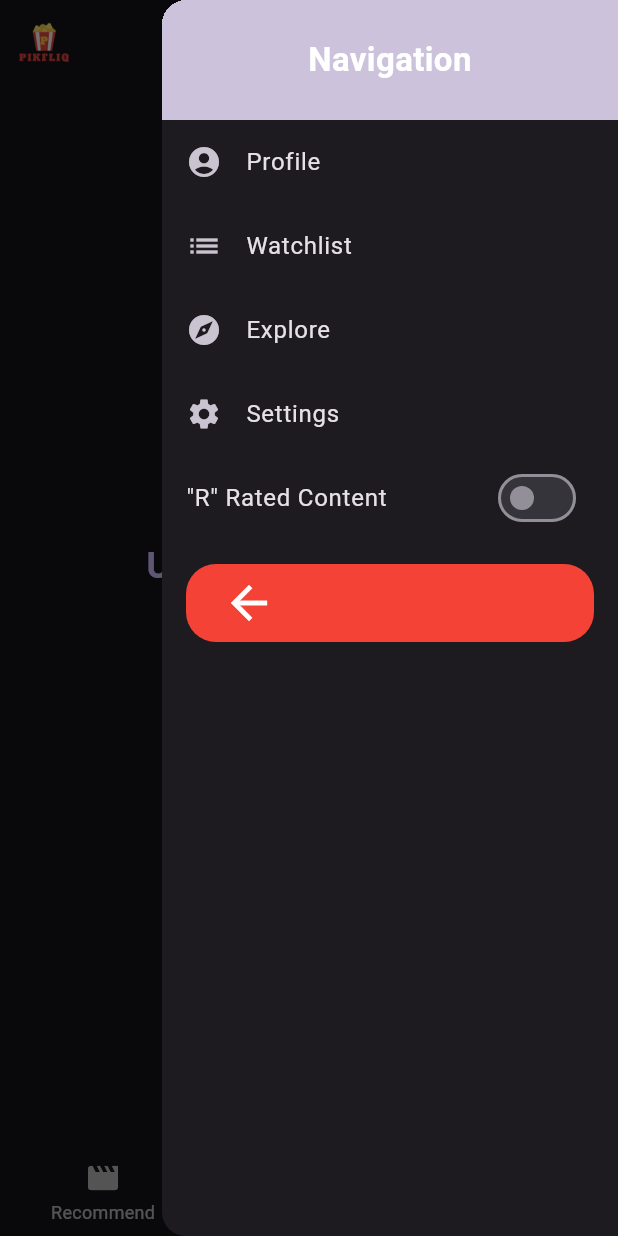
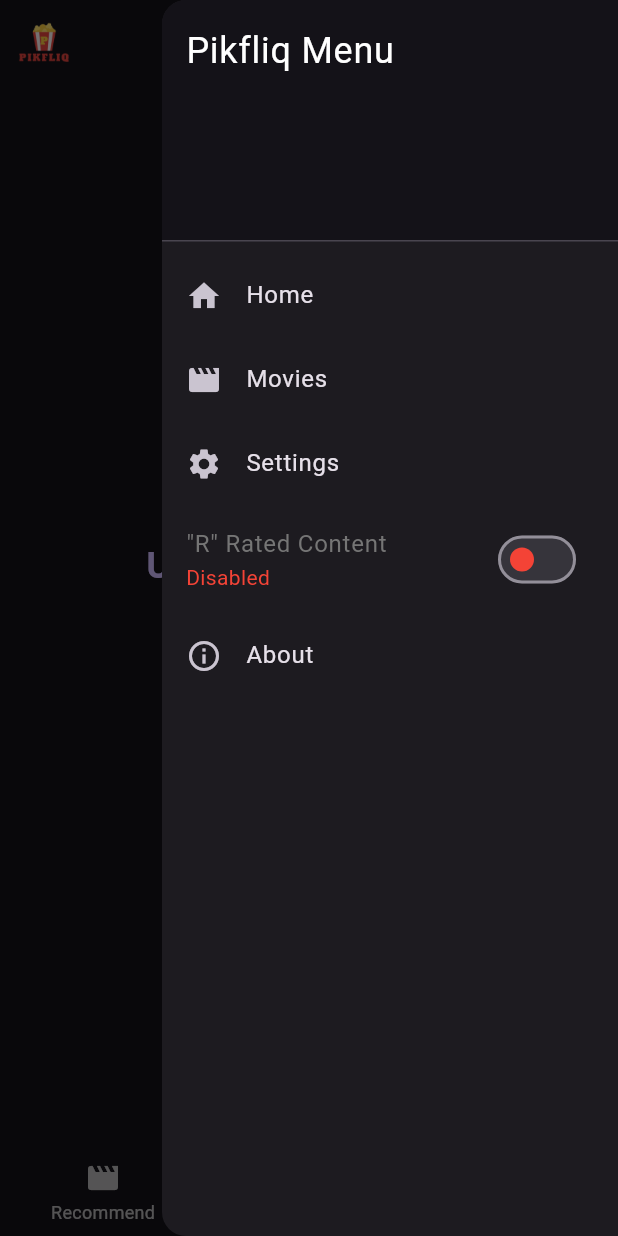
Before and after one commit to User5678953/Pikfliq, a Flutter app: the screen it shows after launch, item 2 of the bottom bar chosen, in the side drawer, after a tap on the "settings" icon, on a phone screen of 412 x 824 dp. Run offline on Flutter 3.47's test engine with Material 3 defaults, Android fonts, the phone set to English and light mode, and no system bars; our stand-ins replace flutter_dotenv, shared_preferences; network calls fail.

Commit message:
Updated desktop ui

```diff
--- a/pikfliq/lib/models/MovieService.dart
+++ b/pikfliq/lib/models/MovieService.dart
@@ -3,32 +3,24 @@
 import 'package:http/http.dart' as http;
 
 class MovieService {
-  final String apiKey = '14a1d21f1428b44468709c4b888044cf'; // For testing purposes only, secure your API key for production
-  final Set<int> recentlyRecommended = {}; // Tracks movie IDs to avoid repetition
-  final int recommendationHistoryLimit = 10; // Limit for tracking history to avoid repetition
+  final String apiKey = '14a1d21f1428b44468709c4b888044cf'; // Secure your API key
+  final Set<int> recentlyRecommended = {};
+  final List<Map<String, dynamic>> recommendationHistory = []; // History of recommendations
+  int historyIndex = -1; // Current position in the history
+  final int recommendationHistoryLimit = 10; // Limit for the history
 
-  // Future<Map<String, dynamic>?> fetchRandomMovie({List<int>? genreIds}) async {
-  //   // Base URL for fetching popular movies. Adjust as needed for other criteria.
-  //   String baseUrl = 'https://api.themoviedb.org/3/discover/movie?api_key=$apiKey&language=en-US&sort_by=popularity.desc';
-
-  //   if (genreIds != null && genreIds.isNotEmpty) {
-  //     baseUrl += '&with_genres=${genreIds.join(",")}';
-  //   }
-
-    Future<Map<String, dynamic>?> fetchRandomMovie({List<int>? genreIds, bool includeAdult = false}) async {
+  Future<Map<String, dynamic>?> fetchRandomMovie({List<int>? genreIds, bool includeAdult = false}) async {
     String baseUrl = 'https://api.themoviedb.org/3/discover/movie?api_key=$apiKey&language=en-US&sort_by=popularity.desc&include_adult=${includeAdult.toString()}';
     if (genreIds != null && genreIds.isNotEmpty) {
       baseUrl += '&with_genres=${genreIds.join(",")}';
     }
 
     try {
-      // Fetch the total number of pages available to ensure a wide selection
       final initialResponse = await http.get(Uri.parse(baseUrl));
       if (initialResponse.statusCode == 200) {
         final totalPages = json.decode(initialResponse.body)['total_pages'];
-        // Use a safe cap for the totalPages to avoid exceeding API limits
-        final int safeTotalPages = min(totalPages, 500); // Assuming 500 as a safe upper limit
-        final randomPage = Random().nextInt(safeTotalPages) + 1; // +1 because page indexing starts at 1
+        final int safeTotalPages = min(totalPages, 500);
+        final randomPage = Random().nextInt(safeTotalPages) + 1;
         final randomPageUrl = "$baseUrl&page=$randomPage";
 
         final response = await http.get(Uri.parse(randomPageUrl));
@@ -40,15 +32,11 @@
             final randomIndex = Random().nextInt(results.length);
             final randomMovie = results[randomIndex];
 
-            // Update recently recommended movies to avoid repetition
             updateRecentlyRecommended(randomMovie['id']);
+            addToHistory(randomMovie);
 
             return randomMovie as Map<String, dynamic>;
-          } else {
-            print("No new movies to recommend based on the given filters and random page.");
           }
-        } else {
-          print("Failed to fetch movies from page $randomPage: ${response.statusCode}");
         }
       }
     } catch (e) {
@@ -59,9 +47,34 @@
 
   void updateRecentlyRecommended(int movieId) {
     recentlyRecommended.add(movieId);
-    // Maintain the set size to avoid endless growth
     if (recentlyRecommended.length > recommendationHistoryLimit) {
       recentlyRecommended.remove(recentlyRecommended.first);
     }
   }
+
+  void addToHistory(Map<String, dynamic> movie) {
+    if (recommendationHistory.length >= recommendationHistoryLimit) {
+      // Reset the history if limit is reached
+      recommendationHistory.clear();
+      historyIndex = -1;
+    }
+    recommendationHistory.add(movie);
+    historyIndex++;
+  }
+
+  Map<String, dynamic>? getPreviousRecommendation() {
+    if (historyIndex > 0) {
+      historyIndex--;
+      return recommendationHistory[historyIndex];
+    }
+    return null;
+  }
+
+  Map<String, dynamic>? getNextRecommendation() {
+    if (historyIndex < recommendationHistory.length - 1) {
+      historyIndex++;
+      return recommendationHistory[historyIndex];
+    }
+    return null;
+  }
 }
--- a/pikfliq/lib/widgets/ScreenScaffoldWidgets/DrawerWidget.dart
+++ b/pikfliq/lib/widgets/ScreenScaffoldWidgets/DrawerWidget.dart
@@ -32,90 +32,66 @@
     });
   }
 
-  void _closeDrawer(BuildContext context) {
-    Navigator.of(context).pop(); // Close the drawer
-  }
-
   @override
   Widget build(BuildContext context) {
     return Drawer(
-      child: Column(
-        crossAxisAlignment: CrossAxisAlignment.stretch,
-        children: [
-          Container(
-            height: 80, // Reduced height of the DrawerHeader
-            color: Theme.of(context).colorScheme.secondary,
-            child: Center(
-              child: Text(
-                'Navigation',
-                style: TextStyle(
-                  color: Colors.white,
-                  fontSize: 22, // Increased font size of the text
-                  fontWeight: FontWeight.bold, // Added bold styling
-                ),
-                textAlign: TextAlign.center,
+      child: ListView(
+        children: <Widget>[
+          DrawerHeader(
+            decoration: BoxDecoration(
+              color: Theme.of(context).primaryColor,
+            ),
+            child: Text(
+              'Pikfliq Menu',
+              style: TextStyle(
+                color: Colors.white,
+                fontSize: 24,
               ),
             ),
           ),
           ListTile(
-            leading: const Icon(Icons.account_circle),
-            title: const Text('Profile'),
+            leading: Icon(Icons.home),
+            title: Text('Home'),
             onTap: () {
-              // Navigate to the profile page (placeholder action)
-              _closeDrawer(context);
+              Navigator.pop(context);
             },
           ),
           ListTile(
-            leading: const Icon(Icons.list),
-            title: const Text('Watchlist'),
+            leading: Icon(Icons.movie),
+            title: Text('Movies'),
             onTap: () {
-              // Navigate to the watchlist page
-              Navigator.pushNamed(context, '/watchlist');
+              // Your navigation logic here
             },
           ),
           ListTile(
-            leading: const Icon(Icons.explore),
-            title: const Text('Explore'),
+            leading: Icon(Icons.settings),
+            title: Text('Settings'),
             onTap: () {
-              // Placeholder action for explore
-              _closeDrawer(context);
+              // Your navigation logic here
+            },
+          ),
+          SwitchListTile(
+            title: Text(
+              '"R" Rated Content',
+              style: TextStyle(color: Colors.grey[600]),
+            ),
+            subtitle: Text(
+              _includeAdultContent ? "Enabled" : "Disabled",
+              style: TextStyle(color: _includeAdultContent ? Colors.green : Colors.red),
+            ),
+            value: _includeAdultContent,
+            activeColor: Colors.green,
+            inactiveThumbColor: Colors.red,
+            onChanged: (bool value) {
+              _updateAdultContentPreference(value);
             },
           ),
           ListTile(
-            leading: const Icon(Icons.settings),
-            title: const Text('Settings'),
+            leading: Icon(Icons.info_outline),
+            title: Text('About'),
             onTap: () {
-              // Navigate to the settings page
-              Navigator.pushNamed(context, '/settings');
+              // Your navigation logic here
             },
-          ),
-          SwitchListTile(
-            title: const Text('"R" Rated Content'),
-            value: _includeAdultContent,
-            onChanged: (bool value) {
-              _updateAdultContentPreference(value);
-              // Optionally, trigger a fetch or update to the movie list based on the new preference
-            },
-          ),
-          GestureDetector(
-            onTap: () => _closeDrawer(context),
-            child: Container(
-              alignment: Alignment.centerLeft,
-              padding: const EdgeInsets.only(left: 16.0),
-              margin: const EdgeInsets.symmetric(vertical: 16.0, horizontal: 16.0),
-              decoration: BoxDecoration(
-                color: Colors.red,
-                borderRadius: BorderRadius.circular(20.0), // Adjust the border radius as needed
-              ),
-              child: Padding(
-                padding: const EdgeInsets.all(8.0),
-                child: Icon(
-                  Icons.arrow_back,
-                  size: 36, // Adjust the size of the arrow
-                  color: Colors.white,
-                ),
-              ),
-            ),
           ),
         ],
       ),
```
Also changed, not shown: pikfliq/lib/widgets/InformationWidget.dart (+74 -33 lines), pikfliq/lib/widgets/PosterWidget.dart (+22 -0 lines), pikfliq/lib/widgets/movie_card.dart (+12 -31 lines), pikfliq/assets/75small_webby_webdev_graphic.png (added), pikfliq/assets/PikFliqLogo.jpg (added), pikfliq/assets/small_webby_webdev_graphic.png (added).
